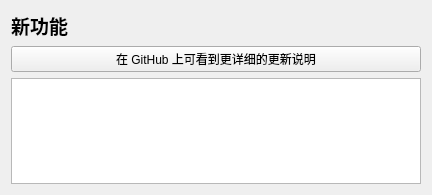
Old version of the form uis/rc_setting/what_new/what_new.ui in the repository YQBaobao/RollerCoaster.
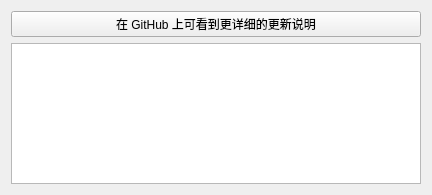
New version of the form.

```diff
--- a/uis/rc_setting/what_new/what_new.ui
+++ b/uis/rc_setting/what_new/what_new.ui
@@ -14,23 +14,16 @@
    <string>Form</string>
   </property>
   <layout class="QGridLayout" name="gridLayout">
-   <item row="0" column="0">
-    <widget class="QLabel" name="label_12">
-     <property name="text">
-      <string>&lt;html&gt;&lt;head/&gt;&lt;body&gt;&lt;p&gt;&lt;span style=&quot; font-size:14pt; font-weight:600;&quot;&gt;新功能&lt;/span&gt;&lt;/p&gt;&lt;/body&gt;&lt;/html&gt;</string>
-     </property>
-    </widget>
-   </item>
    <item row="1" column="0">
+    <widget class="QTextBrowser" name="textBrowser"/>
+   </item>
+   <item row="0" column="0">
     <widget class="QPushButton" name="pushButton_see_more">
      <property name="text">
       <string>在 GitHub 上可看到更详细的更新说明</string>
      </property>
     </widget>
    </item>
-   <item row="2" column="0">
-    <widget class="QTextBrowser" name="textBrowser"/>
-   </item>
   </layout>
  </widget>
  <resources/>
```
